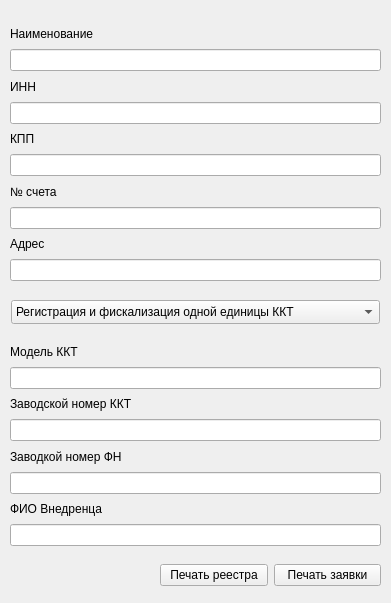
Qt form programming/python/report_util/gr/gui/interFace.ui (acecrosser/skill_set) before a commit.
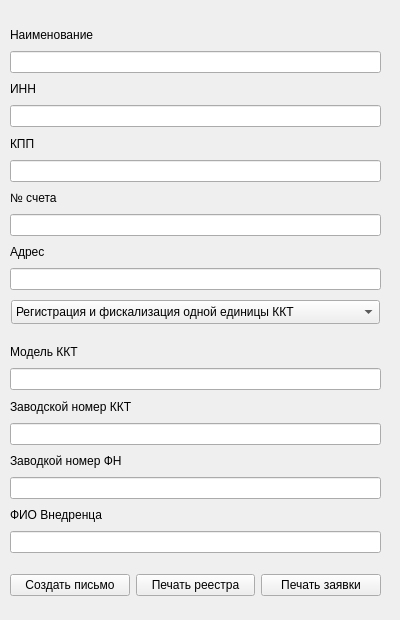
The same form after that commit. Icons and pictures are not drawn.

Diff of the .ui file:
```diff
--- a/programming/python/report_util/gr/gui/interFace.ui
+++ b/programming/python/report_util/gr/gui/interFace.ui
@@ -6,10 +6,33 @@
    <rect>
     <x>0</x>
     <y>0</y>
-    <width>391</width>
-    <height>603</height>
+    <width>400</width>
+    <height>620</height>
    </rect>
   </property>
+  <property name="sizePolicy">
+   <sizepolicy hsizetype="Fixed" vsizetype="Fixed">
+    <horstretch>0</horstretch>
+    <verstretch>0</verstretch>
+   </sizepolicy>
+  </property>
+  <property name="minimumSize">
+   <size>
+    <width>400</width>
+    <height>620</height>
+   </size>
+  </property>
+  <property name="maximumSize">
+   <size>
+    <width>400</width>
+    <height>620</height>
+   </size>
+  </property>
+  <property name="font">
+   <font>
+    <family>Arial</family>
+   </font>
+  </property>
   <property name="windowTitle">
    <string>MainWindow</string>
   </property>
@@ -72,13 +95,13 @@
      </property>
     </item>
    </widget>
-   <widget class="QWidget" name="">
+   <widget class="QWidget" name="layoutWidget">
     <property name="geometry">
      <rect>
       <x>10</x>
       <y>25</y>
       <width>371</width>
-      <height>256</height>
+      <height>265</height>
      </rect>
     </property>
     <layout class="QVBoxLayout" name="verticalLayout">
@@ -134,16 +157,23 @@
      </item>
     </layout>
    </widget>
-   <widget class="QWidget" name="">
+   <widget class="QWidget" name="layoutWidget">
     <property name="geometry">
      <rect>
-      <x>160</x>
-      <y>550</y>
-      <width>221</width>
+      <x>10</x>
+      <y>560</y>
+      <width>371</width>
       <height>51</height>
      </rect>
     </property>
     <layout class="QHBoxLayout" name="horizontalLayout">
+     <item>
+      <widget class="QPushButton" name="makeEmail">
+       <property name="text">
+        <string>Создать письмо</string>
+       </property>
+      </widget>
+     </item>
      <item>
       <widget class="QPushButton" name="printReestr">
        <property name="text">
@@ -160,13 +190,13 @@
      </item>
     </layout>
    </widget>
-   <widget class="QWidget" name="">
+   <widget class="QWidget" name="layoutWidget">
     <property name="geometry">
      <rect>
       <x>10</x>
       <y>342</y>
       <width>371</width>
-      <height>204</height>
+      <height>211</height>
      </rect>
     </property>
     <layout class="QVBoxLayout" name="verticalLayout_2">
```
Left out of the diff: 20 changed lines with no effect on the pictures.
